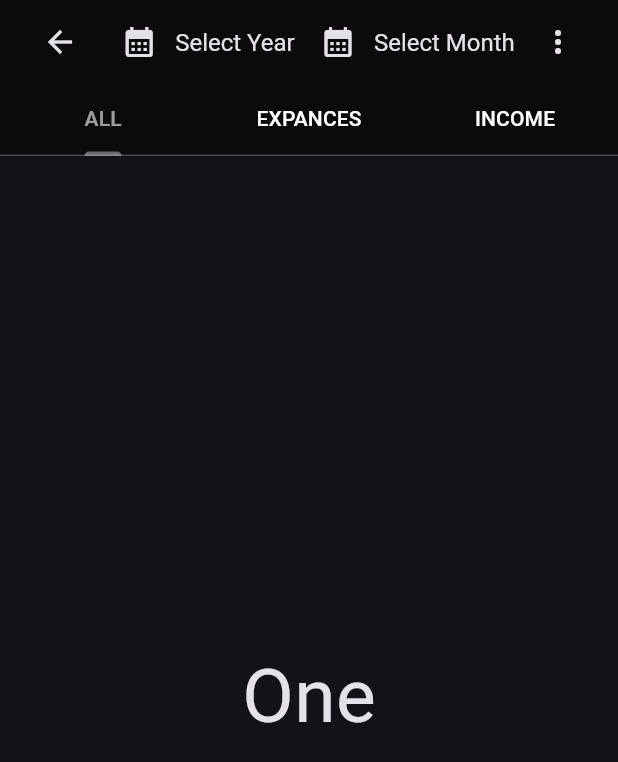
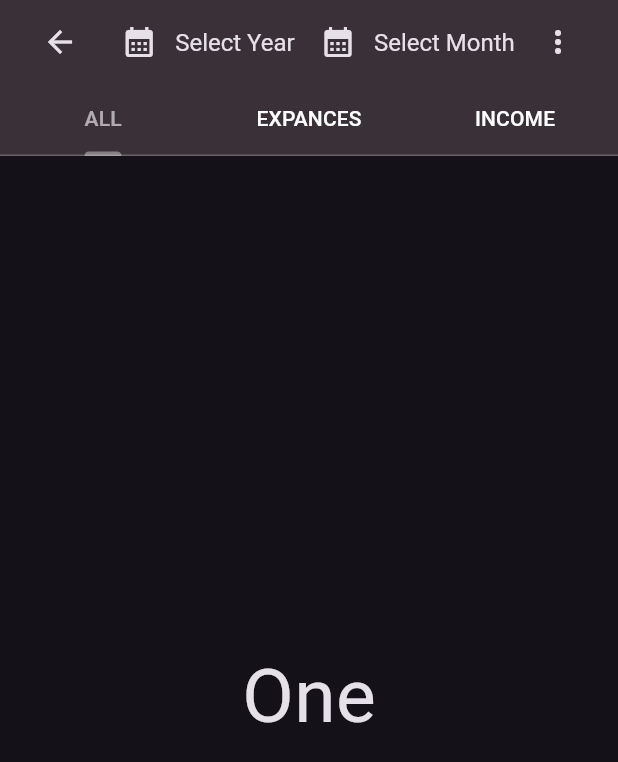
Before and after one commit to kunal-umap/Expances_Manager, a Flutter app: the screen it shows after launch, after a tap on "VIEW TRANSACTIONS", on a phone screen of 412 x 824 dp. Shown: the top 762 px of the screen. Run offline on Flutter 3.47's test engine with Material 2 defaults, Android fonts, the light colour scheme and no system bars; our stand-ins replace fl_chart; network calls fail.

Commit message:
colors updated

```diff
--- a/lib/pages/Transaction_Page/transactionPage.dart
+++ b/lib/pages/Transaction_Page/transactionPage.dart
@@ -162,8 +162,8 @@ class _TransactionPageState extends State<TransactionPage> {
   Widget build(BuildContext context) {
     return MaterialApp(
       debugShowCheckedModeBanner: false,
-      theme: ThemeData.dark(useMaterial3: true)
-          .copyWith(appBarTheme: AppBarTheme(color: Colors.black45)),
+      theme: ThemeData.dark(useMaterial3: true).copyWith(
+          appBarTheme: AppBarTheme(color: Color.fromARGB(255, 58, 48, 55))),
       home: DefaultTabController(
         length: 3,
         child: Scaffold(
```
